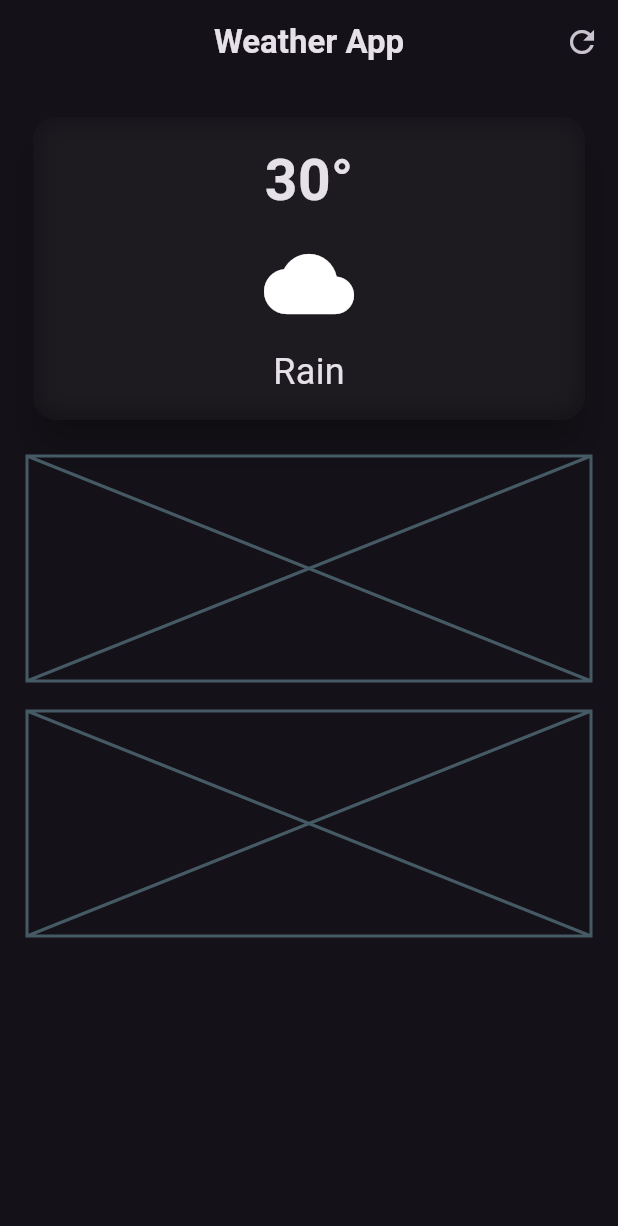
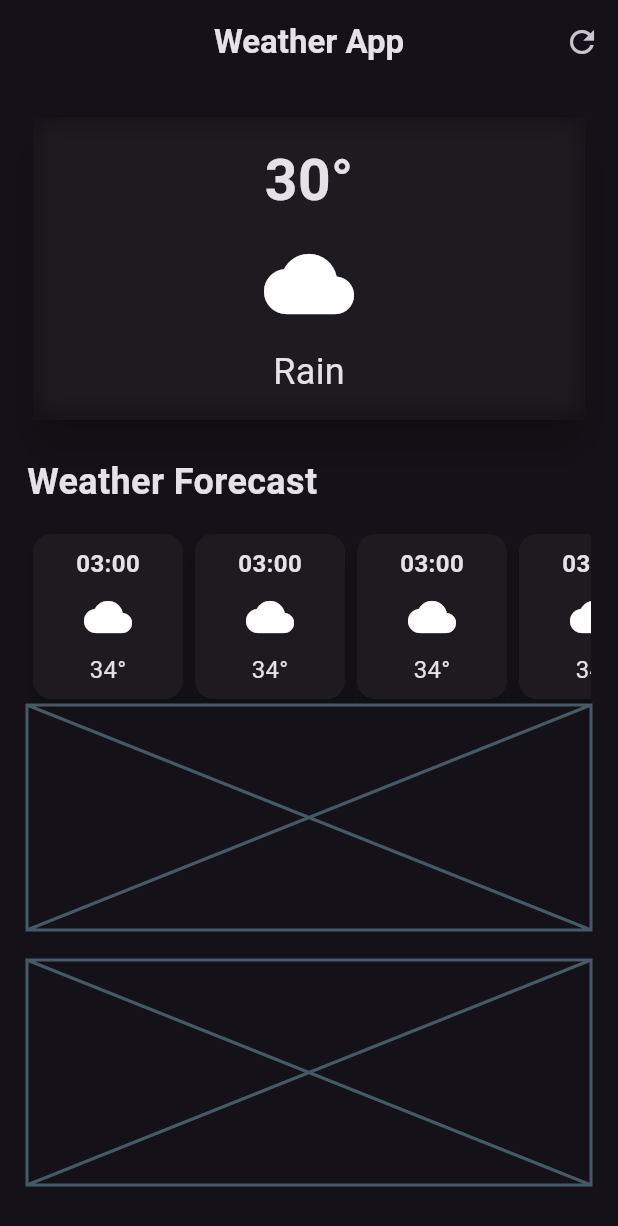
Before and after one commit to Saurabh0479/weather-app, a Flutter app: the screen it shows after launch, on a phone screen of 412 x 824 dp. Shown: the top 1226 px of the screen. Run offline on Flutter 3.47's test engine with Material 3 defaults, Android fonts, the light colour scheme and no system bars.

Commit message:
Weather Forecast added

```diff
--- a/lib/weather_screen.dart
+++ b/lib/weather_screen.dart
@@ -24,6 +24,7 @@ class WeatherScreen extends StatelessWidget {
       body: Padding(
         padding: const EdgeInsets.all(18.0),
         child: Column(
+          crossAxisAlignment: CrossAxisAlignment.start, //it makes every things to start from left side
           children: [
             //main card
             SizedBox(
@@ -35,7 +36,7 @@ class WeatherScreen extends StatelessWidget {
                 ),
 
                 child: ClipRRect(
-                   borderRadius: BorderRadius.circular(16),
+
                   child: BackdropFilter(
                     filter: ImageFilter.blur(
                       sigmaX: 10,
@@ -61,7 +62,7 @@ class WeatherScreen extends StatelessWidget {
                           Text(
                             'Rain',
                           style: TextStyle(
-                            fontSize: 24
+                            fontSize: 24,
                             ),
                           ),
                       ],
@@ -73,8 +74,29 @@ class WeatherScreen extends StatelessWidget {
               ),
             ),
             const SizedBox(height: 20), //helps in leaving space btw info
+            // Weather forecast cards
+             const Text(
+                'Weather Forecast',
+              style: TextStyle(
+              fontSize: 24,
+              fontWeight: FontWeight.bold,
+               ),
+              ),
+               const SizedBox(height: 14),
+               SingleChildScrollView(
+                scrollDirection: Axis.horizontal,
+                 child: Row(
+                  children: [
 
-            // Additional Info
+                      HourlforecastItem(),
+                      HourlforecastItem(),
+                      HourlforecastItem(),
+                      HourlforecastItem(),
+                      HourlforecastItem(),
+                      HourlforecastItem(),
+                   ],
+                 ),
+               ),
             const Placeholder(
               fallbackHeight: 150,
             ),
@@ -89,3 +111,44 @@ class WeatherScreen extends StatelessWidget {
     );
   }
 }
+
+class HourlforecastItem extends StatelessWidget {
+  const HourlforecastItem({super.key});
+
+  @override
+  Widget build(BuildContext context) {
+    return Card(
+                        elevation: 6,
+                        child: Container(
+                          width: 100,
+                          padding: const EdgeInsets.all(8.0),
+                          decoration: BoxDecoration(
+                            borderRadius: BorderRadius.circular(12),
+                          ),
+                          child: Column(
+                            children: [
+                              Text(
+                                '03:00',
+                                style: TextStyle(
+                                  fontSize: 16,
+                                  fontWeight: FontWeight.bold,
+                                ),
+                              ),
+                              const SizedBox(height: 8),
+                              Icon(
+                                Icons.cloud,
+                                size: 32,
+                              ),
+                              const SizedBox(height: 8),
+                              Text(
+                                '34°',
+                                style: TextStyle(
+                                  fontSize: 16,
+                                ),
+                              ),
+                            ],
+                          ),
+                        ),
+                      );
+  }
+}
```
